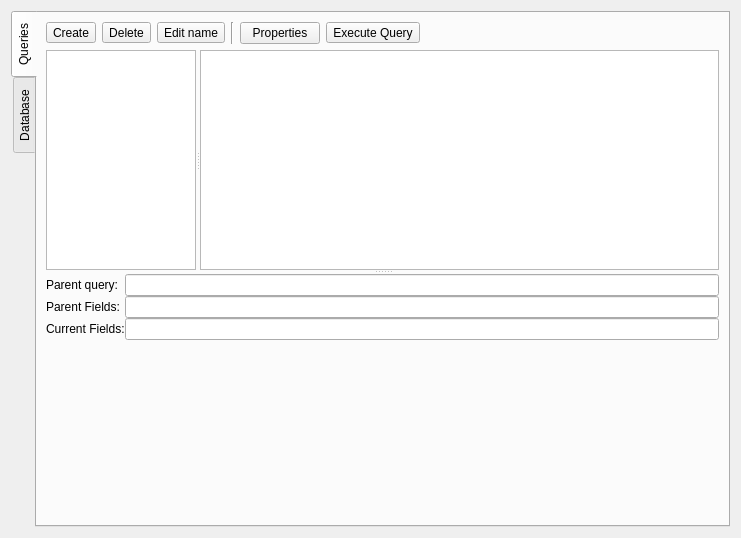
The window that apps/designer/designerdataseteditor.ui (shujaatak/exaro) describes before a commit, drawn with Qt 5.
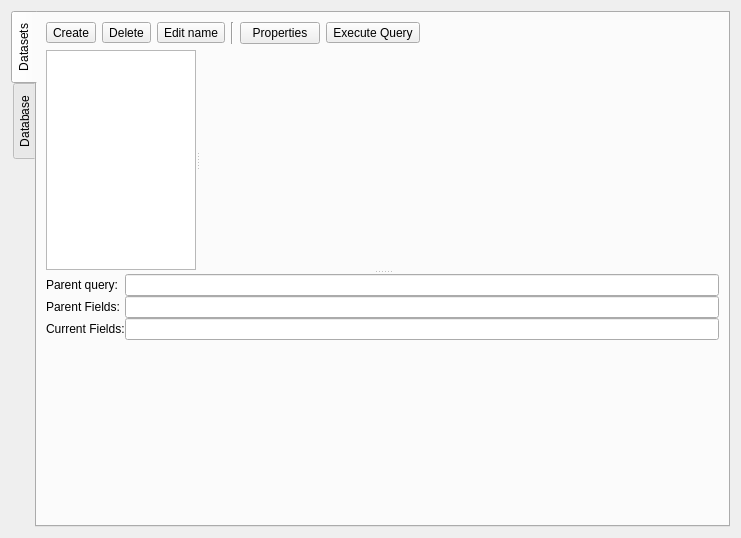
The same window after the commit. Icons and pictures are not drawn.

Commit message: restructurization to Dataset...

Patch:
```diff
--- a/apps/designer/designerdataseteditor.ui
+++ b/apps/designer/designerdataseteditor.ui
@@ -33,7 +33,7 @@
      </property>
      <widget class="QWidget" name="tabQueries">
       <attribute name="title">
-       <string>Queries</string>
+       <string>Datasets</string>
       </attribute>
       <layout class="QVBoxLayout" name="verticalLayout_2">
        <item>
@@ -158,16 +158,8 @@
           <widget class="QWidget" name="layoutWidget">
            <layout class="QVBoxLayout" name="verticalLayout">
             <item>
-             <widget class="QTextEdit" name="editQuery">
-              <property name="sizePolicy">
-               <sizepolicy hsizetype="MinimumExpanding" vsizetype="MinimumExpanding">
-                <horstretch>0</horstretch>
-                <verstretch>0</verstretch>
-               </sizepolicy>
-              </property>
-              <property name="acceptRichText">
-               <bool>false</bool>
-              </property>
+             <widget class="QStackedWidget" name="stackedWidget_2">
+              <widget class="QWidget" name="page"/>
              </widget>
             </item>
            </layout>
```
Left out of the diff: 4 changed lines with no effect on the pictures. The commit also changes 21 other files.
